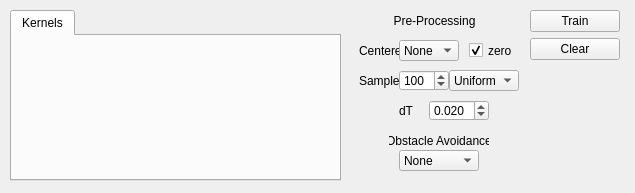
The window that MLDemos/optsDynamic.ui (b4silio/MLDemos) describes before a commit, drawn with Qt 5.
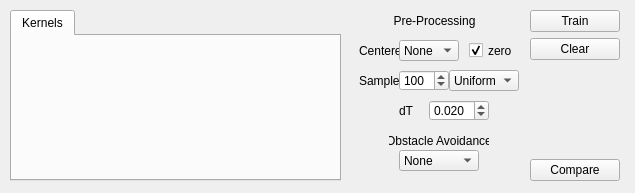
The same window after the commit.

Commit message: v0.3.6: - NOT TESTED ON LINUX/WINDOWS - Fixed loading+classification+regression on multi-dimensional data - Added Particle Swarm Optimization to Maximizers - Added benchmark problems for maximization - Tried to update to a new version of SEDS without success (new version works but gives worse results)... on hold until Mohammad Khansari gives me his SEDS v2 - Added display for multi-class classification (GMM and KNN only so far)

```diff
--- a/MLDemos/optsDynamic.ui
+++ b/MLDemos/optsDynamic.ui
@@ -385,7 +385,7 @@
      <pointsize>9</pointsize>
     </font>
    </property>
-   <layout class="QVBoxLayout" stretch="1,1,4">
+   <layout class="QVBoxLayout" stretch="1,1,4,0">
     <item>
      <widget class="QPushButton" name="regressionButton">
       <property name="font">
@@ -439,6 +439,25 @@
       </property>
      </spacer>
     </item>
+    <item>
+     <widget class="QPushButton" name="compareButton">
+      <property name="font">
+       <font>
+        <pointsize>9</pointsize>
+       </font>
+      </property>
+      <property name="toolTip">
+       <string>&lt;!DOCTYPE HTML PUBLIC &quot;-//W3C//DTD HTML 4.0//EN&quot; &quot;http://www.w3.org/TR/REC-html40/strict.dtd&quot;&gt;
+&lt;html&gt;&lt;head&gt;&lt;meta name=&quot;qrichtext&quot; content=&quot;1&quot; /&gt;&lt;style type=&quot;text/css&quot;&gt;
+p, li { white-space: pre-wrap; }
+&lt;/style&gt;&lt;/head&gt;&lt;body style=&quot; font-family:'Lucida Grande'; font-size:9pt; font-weight:400; font-style:normal;&quot;&gt;
+&lt;p style=&quot; margin-top:0px; margin-bottom:0px; margin-left:0px; margin-right:0px; -qt-block-indent:0; text-indent:0px;&quot;&gt;&lt;span style=&quot; font-family:'MS Shell Dlg 2'; font-size:8pt;&quot;&gt;Start the maximization process (uses starting position if one is available, or a random position otherwise)&lt;/span&gt;&lt;/p&gt;&lt;/body&gt;&lt;/html&gt;</string>
+      </property>
+      <property name="text">
+       <string>Compare</string>
+      </property>
+     </widget>
+    </item>
    </layout>
   </widget>
  </widget>
```
The commit also changes 90 other files.
